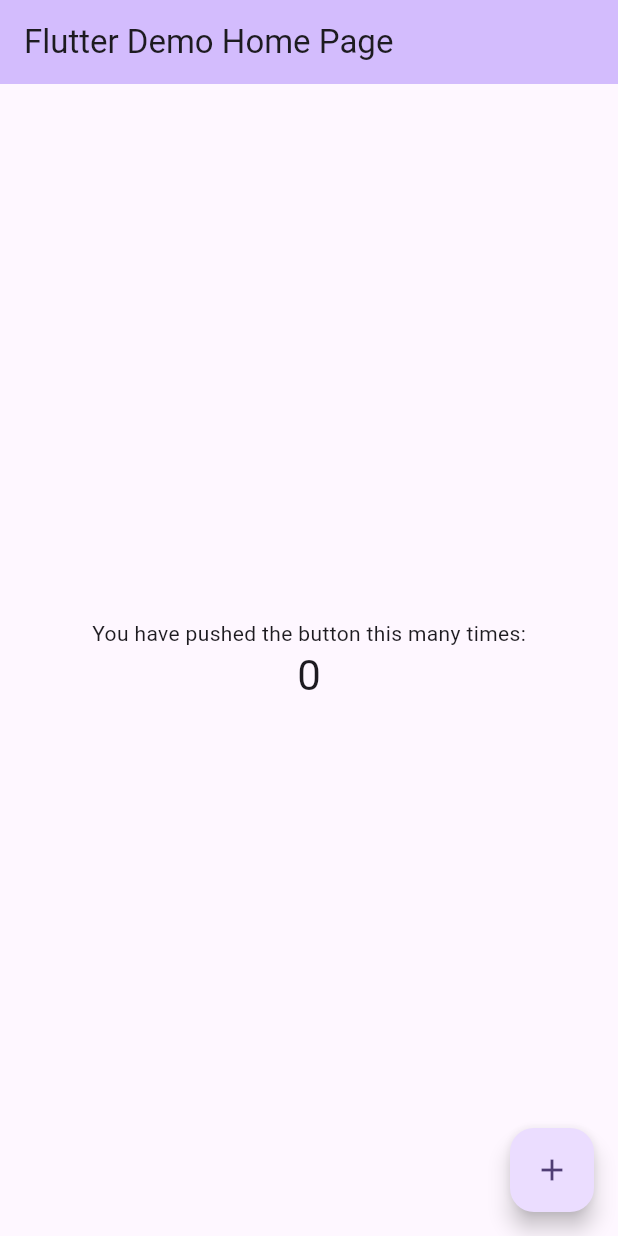
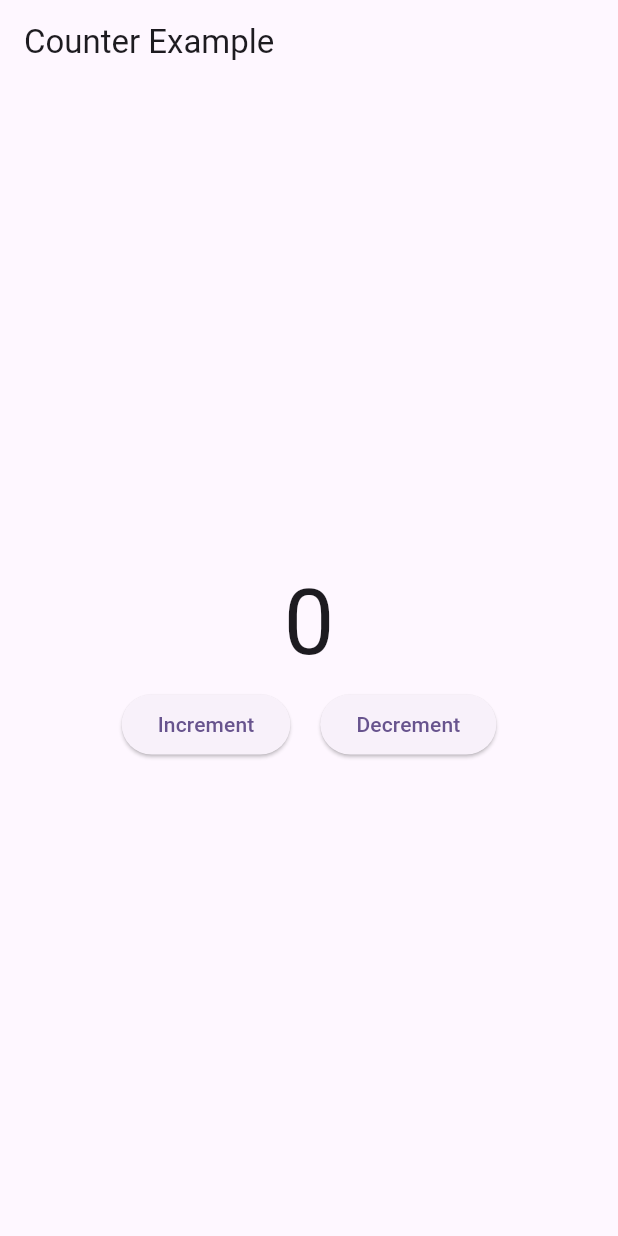
Before and after one commit to hamidhosen42/Flutter-Bloc-State-Management, a Flutter app: the screen it shows after launch, on a phone screen of 412 x 824 dp. Run offline on Flutter 3.47's test engine with Material 3 defaults, Android fonts, the phone set to English and light mode, and no system bars; our stand-ins replace bloc, equatable, flutter_bloc.

Commit message:
counter app

```diff
--- /dev/null
+++ b/lib/bloc/counter/counter_bloc.dart
@@ -0,0 +1,18 @@
+import 'package:bloc/bloc.dart';
+import 'package:flutter_bloc_learning/bloc/counter/counter_event.dart';
+import 'package:flutter_bloc_learning/bloc/counter/counter_state.dart';
+
+class CounterBloc extends Bloc<CounterEvent, CounterState> {
+  CounterBloc() : super(CounterState()) {
+    on<IncrementCounter>(_increment);
+    on<DecrementCounter>(_decrement);
+  }
+
+  void _increment(IncrementCounter event, Emitter<CounterState> emit) {
+    emit(state.copyWith(counter: state.counter + 1));
+  }
+
+  void _decrement(DecrementCounter event, Emitter<CounterState> emit) {
+    emit(state.copyWith(counter: state.counter - 1));
+  }
+}
--- /dev/null
+++ b/lib/bloc/counter/counter_event.dart
@@ -0,0 +1,12 @@
+import 'package:equatable/equatable.dart';
+
+abstract class CounterEvent extends Equatable {
+  const CounterEvent();
+
+  @override
+  List<Object> get props => [];
+}
+
+class IncrementCounter extends CounterEvent {}
+
+class DecrementCounter extends CounterEvent {}
--- /dev/null
+++ b/lib/bloc/counter/counter_state.dart
@@ -0,0 +1,15 @@
+import 'package:equatable/equatable.dart';
+
+class CounterState extends Equatable {
+  final int counter;
+
+  const CounterState({this.counter = 0});
+
+  CounterState copyWith({int? counter}) {
+    return CounterState(counter: counter ?? this.counter);
+  }
+
+  @override
+  // TODO: implement props
+  List<Object?> get props => [counter];
+}
--- a/lib/main.dart
+++ b/lib/main.dart
@@ -1,125 +1,26 @@
 import 'package:flutter/material.dart';
+import 'package:flutter_bloc/flutter_bloc.dart';
+import 'package:flutter_bloc_learning/bloc/counter/counter_bloc.dart';
+import 'package:flutter_bloc_learning/ui/counter_screen.dart';
 
 void main() {
-  runApp(const MyApp());
+  runApp(MyApp());
 }
 
 class MyApp extends StatelessWidget {
   const MyApp({super.key});
 
-  // This widget is the root of your application.
   @override
   Widget build(BuildContext context) {
-    return MaterialApp(
-      title: 'Flutter Demo',
-      theme: ThemeData(
-        // This is the theme of your application.
-        //
-        // TRY THIS: Try running your application with "flutter run". You'll see
-        // the application has a purple toolbar. Then, without quitting the app,
-        // try changing the seedColor in the colorScheme below to Colors.green
-        // and then invoke "hot reload" (save your changes or press the "hot
-        // reload" button in a Flutter-supported IDE, or press "r" if you used
-        // the command line to start the app).
-        //
-        // Notice that the counter didn't reset back to zero; the application
-        // state is not lost during the reload. To reset the state, use hot
-        // restart instead.
-        //
-        // This works for code too, not just values: Most code changes can be
-        // tested with just a hot reload.
-        colorScheme: ColorScheme.fromSeed(seedColor: Colors.deepPurple),
-        useMaterial3: true,
+    return BlocProvider(
+      create: (_) => CounterBloc(),
+      child: MaterialApp(
+        title: 'Counter App',
+        theme: ThemeData(
+            colorScheme: ColorScheme.fromSeed(seedColor: Colors.deepPurple),
+            useMaterial3: true),
+        home: CounterScreen(),
       ),
-      home: const MyHomePage(title: 'Flutter Demo Home Page'),
     );
   }
 }
-
-class MyHomePage extends StatefulWidget {
-  const MyHomePage({super.key, required this.title});
-
-  // This widget is the home page of your application. It is stateful, meaning
-  // that it has a State object (defined below) that contains fields that affect
-  // how it looks.
-
-  // This class is the configuration for the state. It holds the values (in this
-  // case the title) provided by the parent (in this case the App widget) and
-  // used by the build method of the State. Fields in a Widget subclass are
-  // always marked "final".
-
-  final String title;
-
-  @override
-  State<MyHomePage> createState() => _MyHomePageState();
-}
-
-class _MyHomePageState extends State<MyHomePage> {
-  int _counter = 0;
-
-  void _incrementCounter() {
-    setState(() {
-      // This call to setState tells the Flutter framework that something has
-      // changed in this State, which causes it to rerun the build method below
-      // so that the display can reflect the updated values. If we changed
-      // _counter without calling setState(), then the build method would not be
-      // called again, and so nothing would appear to happen.
-      _counter++;
-    });
-  }
-
-  @override
-  Widget build(BuildContext context) {
-    // This method is rerun every time setState is called, for instance as done
-    // by the _incrementCounter method above.
-    //
-    // The Flutter framework has been optimized to make rerunning build methods
-    // fast, so that you can just rebuild anything that needs updating rather
-    // than having to individually change instances of widgets.
-    return Scaffold(
-      appBar: AppBar(
-        // TRY THIS: Try changing the color here to a specific color (to
-        // Colors.amber, perhaps?) and trigger a hot reload to see the AppBar
-        // change color while the other colors stay the same.
-        backgroundColor: Theme.of(context).colorScheme.inversePrimary,
-        // Here we take the value from the MyHomePage object that was created by
-        // the App.build method, and use it to set our appbar title.
-        title: Text(widget.title),
-      ),
-      body: Center(
-        // Center is a layout widget. It takes a single child and positions it
-        // in the middle of the parent.
-        child: Column(
-          // Column is also a layout widget. It takes a list of children and
-          // arranges them vertically. By default, it sizes itself to fit its
-          // children horizontally, and tries to be as tall as its parent.
-          //
-          // Column has various properties to control how it sizes itself and
-          // how it positions its children. Here we use mainAxisAlignment to
-          // center the children vertically; the main axis here is the vertical
-          // axis because Columns are vertical (the cross axis would be
-          // horizontal).
-          //
-          // TRY THIS: Invoke "debug painting" (choose the "Toggle Debug Paint"
-          // action in the IDE, or press "p" in the console), to see the
-          // wireframe for each widget.
-          mainAxisAlignment: MainAxisAlignment.center,
-          children: <Widget>[
-            const Text(
-              'You have pushed the button this many times:',
-            ),
-            Text(
-              '$_counter',
-              style: Theme.of(context).textTheme.headlineMedium,
-            ),
-          ],
-        ),
-      ),
-      floatingActionButton: FloatingActionButton(
-        onPressed: _incrementCounter,
-        tooltip: 'Increment',
-        child: const Icon(Icons.add),
-      ), // This trailing comma makes auto-formatting nicer for build methods.
-    );
-  }
-}
--- /dev/null
+++ b/lib/ui/counter_screen.dart
@@ -0,0 +1,62 @@
+import 'package:flutter/material.dart';
+import 'package:flutter_bloc/flutter_bloc.dart';
+import 'package:flutter_bloc_learning/bloc/counter/counter_bloc.dart';
+import 'package:flutter_bloc_learning/bloc/counter/counter_event.dart';
+import 'package:flutter_bloc_learning/bloc/counter/counter_state.dart';
+
+class CounterScreen extends StatefulWidget {
+  const CounterScreen({super.key});
+
+  @override
+  State<CounterScreen> createState() => _CounterScreenState();
+}
+
+class _CounterScreenState extends State<CounterScreen> {
+  @override
+  Widget build(BuildContext context) {
+    return Scaffold(
+      appBar: AppBar(
+        title: Text("Counter Example"),
+      ),
+      body: Column(
+        mainAxisAlignment: MainAxisAlignment.center,
+        crossAxisAlignment: CrossAxisAlignment.center,
+        children: [
+          BlocBuilder<CounterBloc, CounterState>(builder: (context, state) {
+            return Center(
+              child: Text(
+                state.counter.toString(),
+                style: TextStyle(fontSize: 60.0),
+              ),
+            );
+          }),
+          Row(
+            mainAxisAlignment: MainAxisAlignment.center,
+            crossAxisAlignment: CrossAxisAlignment.center,
+            children: [
+              ElevatedButton(
+                onPressed: () {
+                  context.read<CounterBloc>().add(IncrementCounter());
+                },
+                child: Text(
+                  "Increment",
+                ),
+              ),
+              SizedBox(
+                width: 20.0,
+              ),
+              ElevatedButton(
+                onPressed: () {
+                  context.read<CounterBloc>().add(DecrementCounter());
+                },
+                child: Text(
+                  "Decrement",
+                ),
+              )
+            ],
+          )
+        ],
+      ),
+    );
+  }
+}
--- a/pubspec.yaml
+++ b/pubspec.yaml
@@ -34,6 +34,9 @@ dependencies:
   # The following adds the Cupertino Icons font to your application.
   # Use with the CupertinoIcons class for iOS style icons.
   cupertino_icons: ^1.0.8
+  flutter_bloc: ^8.1.6
+  bloc: ^8.1.4
+  equatable: ^2.0.7
 
 dev_dependencies:
   flutter_test:
```
Also changed, not shown: pubspec.lock.
